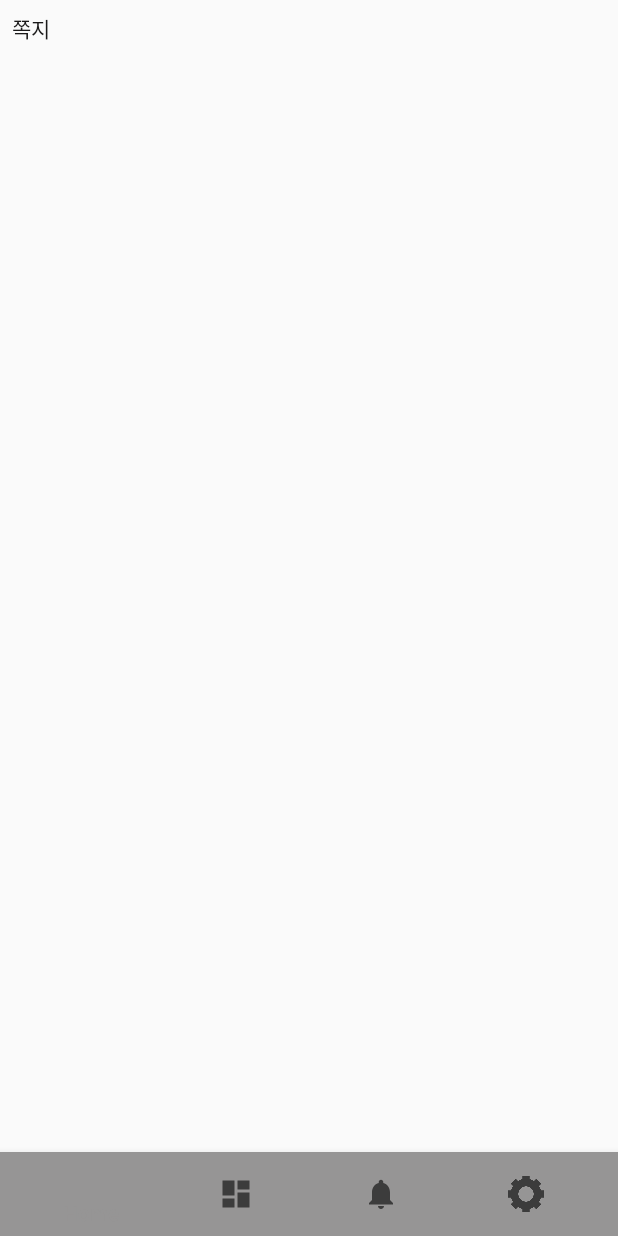
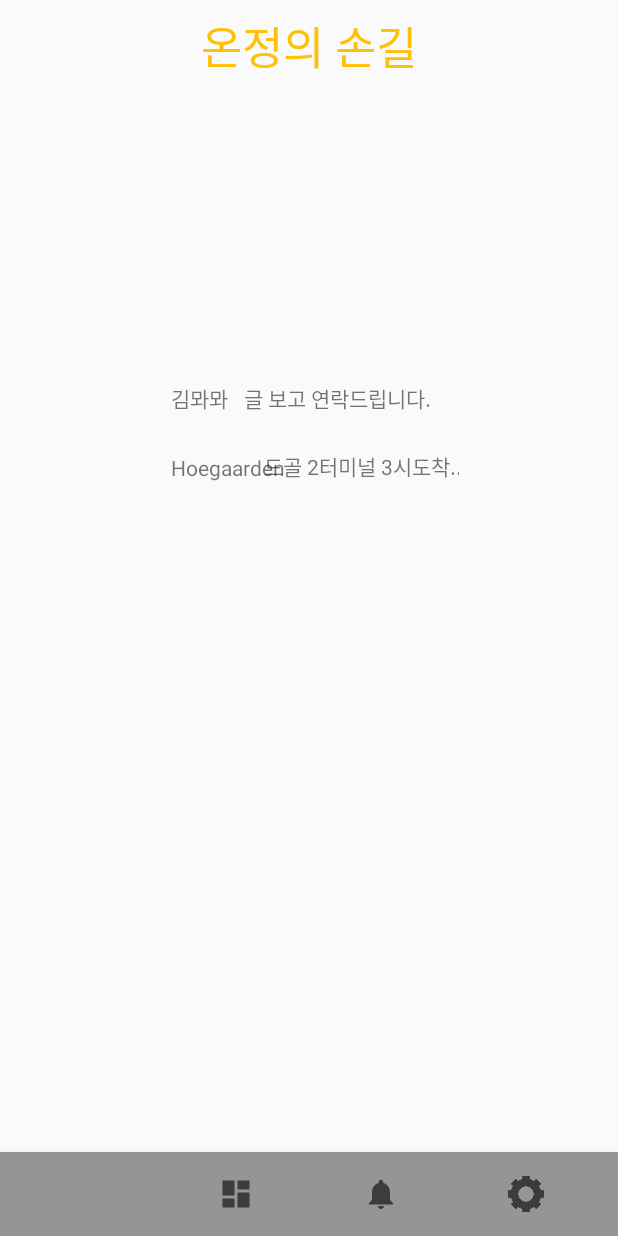
Before and after one commit to hyuna919/travel-help, an Android app: the screen it shows after launch (MainActivity), item 2 of the bottom bar chosen, on a phone screen of 412 x 824 dp. Run offline under Robolectric (Android 15) with nearby library versions, the phone set to English and light mode, and no system bars.

Commit message:
리사이클러뷰 구현...메세지에 부착 완료(인텐트제외)

```diff
--- /dev/null
+++ b/app/src/main/java/com/example/travel_help/DataClassMsg.kt
@@ -0,0 +1,4 @@
+package com.example.travel_help
+
+class DataClassMsg(val name: String, val content: String) {
+}
--- a/app/src/main/java/com/example/travel_help/MainFragHome.kt
+++ b/app/src/main/java/com/example/travel_help/MainFragHome.kt
@@ -48,10 +48,11 @@ class MainFragHome : Fragment() {
 
 
         //리사이클러뷰 어댑터
-        //val intent = Intent(requireContext(), BoardActivity::class.java)
+        val intent = Intent(requireContext(), BoardActivity::class.java)
         val mAdapter = MainFragHomeRvAdapter(requireContext(), countryList) {
             //country ->startActivity(intent)}//(Intent(this, BoardActivity::class.java))}
-                //country ->intent.putExtra("title", country.countryName)startActivity(intent)
+            country ->intent.putExtra("title", country.countryName)
+            startActivity(intent)
 
         }
 
--- a/app/src/main/java/com/example/travel_help/MainFragMessage.kt
+++ b/app/src/main/java/com/example/travel_help/MainFragMessage.kt
@@ -9,6 +9,7 @@ import android.view.LayoutInflater
 import android.view.View
 import android.view.ViewGroup
 import androidx.recyclerview.widget.LinearLayoutManager
+import androidx.recyclerview.widget.RecyclerView
 import kotlinx.android.synthetic.main.main_frag_msg.*
 
 
@@ -27,23 +28,36 @@ private const val ARG_PARAM2 = "param2"
  *
  */
 class MainFragMessage : Fragment() {
-    // TODO: Rename and change types of parameters
-    private var param1: String? = null
-    private var param2: String? = null
     private var listener: OnFragmentInteractionListener? = null
+    //리사이클러뷰 더미데이터
+    val msgList = arrayListOf<DataClassMsg>(
+        DataClassMsg("김뫄뫄","글 보고 연락드립니다."),
+        DataClassMsg("Hoegaarden","드골 2터미널 3시도착...")
+    )
 
     override fun onCreate(savedInstanceState: Bundle?) {
         super.onCreate(savedInstanceState)
-        arguments?.let {
-            param1 = it.getString(ARG_PARAM1)
-            param2 = it.getString(ARG_PARAM2)
-        }
     }
-
+    lateinit var rootview1 : RecyclerView
     override fun onCreateView(
         inflater: LayoutInflater, container: ViewGroup?, savedInstanceState: Bundle?): View? {
-        // Inflate the layout for this fragment
-        return inflater.inflate(R.layout.main_frag_msg, container, false)
+        var rootview = inflater.inflate(R.layout.main_frag_home, container, false)
+
+
+        //리사이클러뷰 어댑터
+        val intent = Intent(requireContext(), BoardActivity::class.java)
+        val mAdapter = MainFragMessageRvAdapter(requireContext(), msgList) {
+            //msg ->intent.putExtra("title", msg.)
+            //startActivity(intent)
+
+        }
+
+
+        rootview1 = rootview.findViewById(R.id.home_rv!!)as RecyclerView
+        rootview1.layoutManager = LinearLayoutManager(requireContext())
+        rootview1.adapter = mAdapter
+
+        return rootview
     }
 
     // TODO: Rename method, update argument and hook method into UI event
--- /dev/null
+++ b/app/src/main/java/com/example/travel_help/MainFragMessageRvAdapter.kt
@@ -0,0 +1,36 @@
+package com.example.travel_help
+
+import android.content.Context
+import android.view.LayoutInflater
+import android.view.View
+import android.view.ViewGroup
+import android.widget.TextView
+import androidx.recyclerview.widget.RecyclerView
+
+class MainFragMessageRvAdapter(val context:Context, val msgList: ArrayList<DataClassMsg>, val itemClick: (DataClassMsg) -> Unit):
+    RecyclerView.Adapter<MainFragMessageRvAdapter.Holder>() {
+    override fun onCreateViewHolder(parent: ViewGroup, viewType: Int): Holder {
+        val view = LayoutInflater.from(context).inflate(R.layout.main_frag_msg_rv, parent, false)
+        return Holder(view, itemClick)
+    }
+
+    override fun getItemCount(): Int {
+        return msgList.size
+    }
+
+    override fun onBindViewHolder(holder: Holder, position: Int) {
+        holder?.bind(msgList[position], context)
+    }
+
+    inner class Holder(itemView: View?, itemClick:(DataClassMsg)->Unit) : RecyclerView.ViewHolder(itemView!!) {
+        val msgSender = itemView?.findViewById<TextView>(R.id.msg_rv_title)
+        val msgContent = itemView?.findViewById<TextView>(R.id.msg_rv_content)
+        fun bind(msg: DataClassMsg, context: Context) {
+            msgSender?.text = msg.name
+            msgContent?.text = msg.content
+
+            itemView.setOnClickListener{itemClick(msg)}
+        }
+    }
+
+}
--- a/app/src/main/res/layout/main_frag_msg.xml
+++ b/app/src/main/res/layout/main_frag_msg.xml
@@ -1,8 +1,11 @@
 <?xml version="1.0" encoding="utf-8"?>
-<FrameLayout xmlns:android="http://schemas.android.com/apk/res/android"
-             xmlns:tools="http://schemas.android.com/tools"
-             android:layout_width="match_parent"
-             android:layout_height="match_parent"
+<androidx.constraintlayout.widget.ConstraintLayout
+        xmlns:android="http://schemas.android.com/apk/res/android"
+        xmlns:app="http://schemas.android.com/apk/res-auto"
+        xmlns:tools="http://schemas.android.com/tools"
+        android:id="@+id/container"
+        android:layout_width="match_parent"
+        android:layout_height="match_parent"
              tools:context=".MainFragMessage">
 
     <androidx.appcompat.widget.Toolbar
@@ -10,24 +13,31 @@
             android:layout_height="wrap_content"
             android:theme="?attr/actionBarTheme"
             android:minHeight="?attr/actionBarSize"
-            android:id="@+id/noti_tb" android:layout_marginTop="8dp"
-            android:layout_marginEnd="8dp"
-            android:layout_marginStart="8dp"  >
+            android:id="@+id/noti_tb"
+            app:layout_constraintEnd_toEndOf="parent"
+            app:layout_constraintStart_toStartOf="parent"
+            app:layout_constraintTop_toTopOf="parent"/>
 
 
-    </androidx.appcompat.widget.Toolbar>
-
     <TextView
+            android:id="@+id/textView6"
             android:layout_width="wrap_content"
             android:layout_height="wrap_content"
-            android:textColor="@color/colorBlack" android:text="쪽지"/>
+            android:textColor="@color/colorBlack" android:text="쪽지"
+            app:layout_constraintEnd_toEndOf="parent"
+            app:layout_constraintStart_toStartOf="parent"
+            app:layout_constraintTop_toTopOf="@+id/noti_tb"
+            android:layout_marginBottom="8dp"
+            app:layout_constraintBottom_toTopOf="@+id/msg_rv"/>
 
 
-    <!--
     <androidx.recyclerview.widget.RecyclerView
             android:layout_width="395dp"
-            android:layout_height="595dp" android:layout_marginTop="8dp"
-            android:layout_marginBottom="8dp" android:id="@+id/msg_rv"/>-->
+            android:layout_height="595dp"
+            android:id="@+id/msg_rv"
+            app:layout_constraintEnd_toEndOf="parent"
+            app:layout_constraintStart_toStartOf="parent"
+            app:layout_constraintTop_toBottomOf="@+id/noti_tb"/>
 
 
-</FrameLayout>
+</androidx.constraintlayout.widget.ConstraintLayout>
--- /dev/null
+++ b/app/src/main/res/layout/main_frag_msg_rv.xml
@@ -0,0 +1,22 @@
+<?xml version="1.0" encoding="utf-8"?>
+<androidx.constraintlayout.widget.ConstraintLayout xmlns:android="http://schemas.android.com/apk/res/android"
+                                                   xmlns:app="http://schemas.android.com/apk/res-auto"
+                                                   xmlns:tools="http://schemas.android.com/tools"
+                                                   android:layout_width="match_parent"
+                                                   android:layout_height="wrap_content">
+
+    <TextView
+            android:layout_width="wrap_content"
+            android:layout_height="wrap_content"
+            android:id="@+id/msg_rv_title"
+            app:layout_constraintStart_toStartOf="parent" android:layout_marginStart="8dp"
+            app:layout_constraintTop_toTopOf="parent" android:layout_marginBottom="8dp"
+            app:layout_constraintBottom_toBottomOf="parent"/>
+    <TextView
+            android:layout_width="wrap_content"
+            android:layout_height="wrap_content"
+            android:id="@+id/msg_rv_content" app:layout_constraintStart_toEndOf="@+id/msg_rv_title"
+            app:layout_constraintEnd_toEndOf="parent" android:layout_marginEnd="8dp" android:layout_marginTop="8dp"
+            app:layout_constraintTop_toTopOf="parent" app:layout_constraintBottom_toBottomOf="@+id/msg_rv_title"/>
+
+</androidx.constraintlayout.widget.ConstraintLayout>
```
